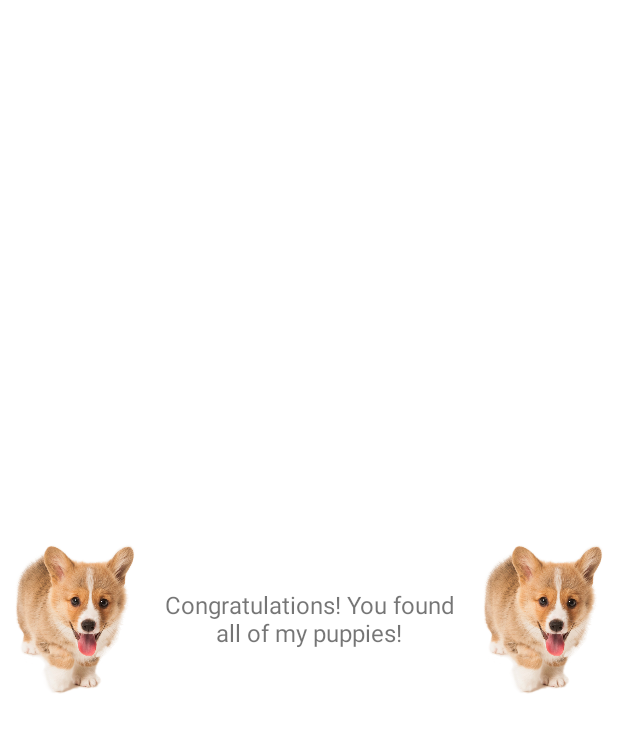
After one commit to jt1400/Puppy-Finder-Game, an Android app: the layout win_message_dialog.xml on its own in the app's theme, with its tools: preview values and no code run, on a phone screen of 412 x 824 dp. The commit adds this screen. Shown: the top 732 px of the screen. Run offline under Robolectric (Android 15) with nearby library versions, the phone set to English and light mode, and no system bars.

Commit message:
Add dialog after user finish the game
Make a dialog layout with text and picture

```diff
--- /dev/null
+++ b/app/src/main/res/layout/win_message_dialog.xml
@@ -0,0 +1,38 @@
+<?xml version="1.0" encoding="utf-8"?>
+<androidx.constraintlayout.widget.ConstraintLayout xmlns:android="http://schemas.android.com/apk/res/android"
+    xmlns:app="http://schemas.android.com/apk/res-auto"
+    xmlns:tools="http://schemas.android.com/tools"
+    android:id="@+id/relativeLayout"
+    android:layout_width="match_parent"
+    android:layout_height="match_parent">
+
+    <ImageView
+        android:id="@+id/imageView"
+        android:layout_width="100dp"
+        android:layout_height="100dp"
+        app:layout_constraintBottom_toBottomOf="@+id/winMessage"
+        app:layout_constraintStart_toStartOf="parent"
+        app:layout_constraintTop_toTopOf="@+id/winMessage"
+        app:srcCompat="@drawable/seekpng_com_cute_puppy_png_853146" />
+
+    <ImageView
+        android:id="@+id/imageView2"
+        android:layout_width="100dp"
+        android:layout_height="100dp"
+        app:layout_constraintBottom_toBottomOf="@+id/winMessage"
+        app:layout_constraintEnd_toEndOf="parent"
+        app:layout_constraintTop_toTopOf="@+id/winMessage"
+        app:srcCompat="@drawable/seekpng_com_cute_puppy_png_853146" />
+
+    <TextView
+        android:id="@+id/winMessage"
+        android:layout_width="0dp"
+        android:layout_height="wrap_content"
+        android:gravity="center"
+        android:text="Congratulations! You found all of my puppies!"
+        android:textSize="16sp"
+        app:layout_constraintBottom_toBottomOf="parent"
+        app:layout_constraintEnd_toStartOf="@+id/imageView2"
+        app:layout_constraintStart_toEndOf="@+id/imageView"
+        app:layout_constraintTop_toTopOf="parent" />
+</androidx.constraintlayout.widget.ConstraintLayout>
```
Also changed, not shown: app/src/main/java/ca/cmpt276/as3/GameScreenActivity.java (+4 -4 lines), app/src/main/java/ca/cmpt276/as3/WinDialogFragment.java (added, +56 -0 lines).
